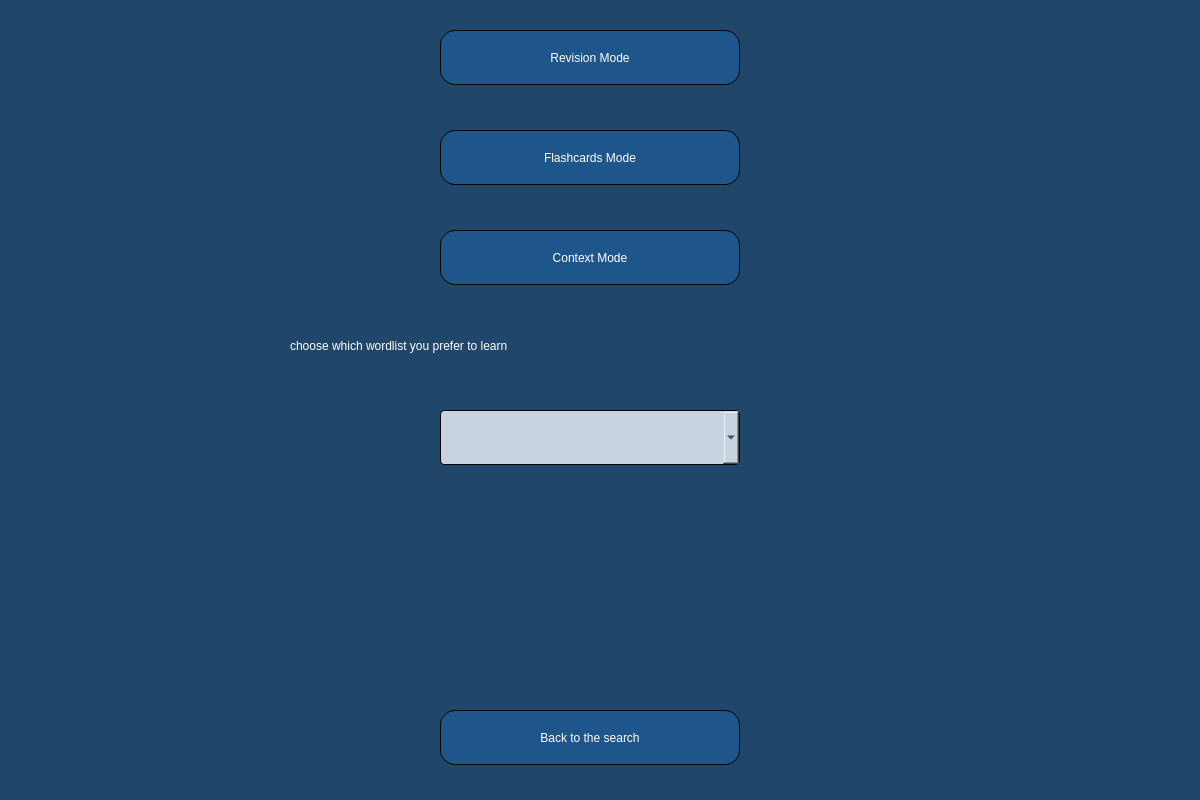
The window that WindowsGraphics/ExerciserWindow.ui (Skripkon/App-for-learning-English-LANGOD) describes before a commit, drawn with Qt 5.
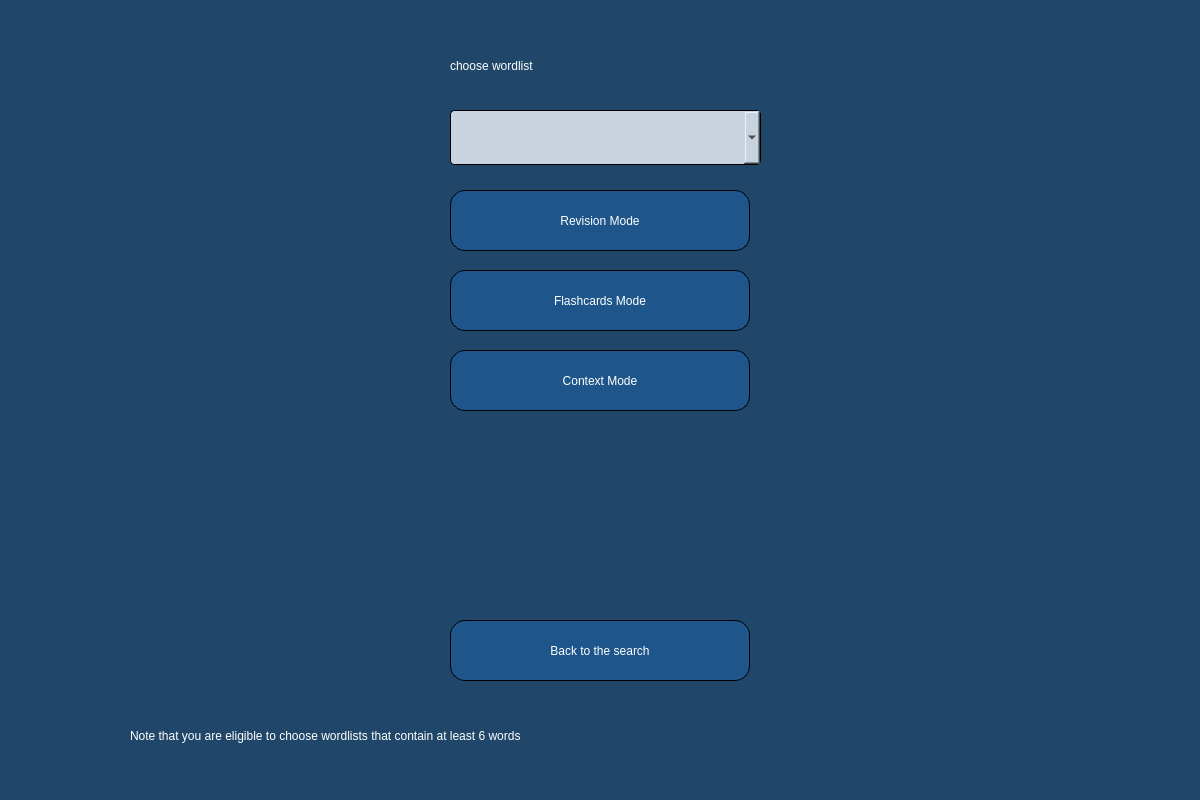
The same window after the commit.

The edit to the form file:
```diff
--- a/WindowsGraphics/ExerciserWindow.ui
+++ b/WindowsGraphics/ExerciserWindow.ui
@@ -20,10 +20,10 @@
   <widget class="QPushButton" name="revision_mode_button">
    <property name="geometry">
     <rect>
-     <x>440</x>
-     <y>30</y>
+     <x>450</x>
+     <y>190</y>
      <width>300</width>
-     <height>55</height>
+     <height>61</height>
     </rect>
    </property>
    <property name="styleSheet">
@@ -44,10 +44,10 @@
   <widget class="QPushButton" name="flashcards_mode_button">
    <property name="geometry">
     <rect>
-     <x>440</x>
-     <y>130</y>
+     <x>450</x>
+     <y>270</y>
      <width>300</width>
-     <height>55</height>
+     <height>61</height>
     </rect>
    </property>
    <property name="styleSheet">
@@ -68,10 +68,10 @@
   <widget class="QPushButton" name="context_mode_button">
    <property name="geometry">
     <rect>
-     <x>440</x>
-     <y>230</y>
+     <x>450</x>
+     <y>350</y>
      <width>300</width>
-     <height>55</height>
+     <height>61</height>
     </rect>
    </property>
    <property name="styleSheet">
@@ -92,10 +92,10 @@
   <widget class="QPushButton" name="back_to_the_search_button">
    <property name="geometry">
     <rect>
-     <x>440</x>
-     <y>710</y>
+     <x>450</x>
+     <y>620</y>
      <width>300</width>
-     <height>55</height>
+     <height>61</height>
     </rect>
    </property>
    <property name="styleSheet">
@@ -116,9 +116,9 @@
   <widget class="QComboBox" name="choose_wordlist">
    <property name="geometry">
     <rect>
-     <x>440</x>
-     <y>410</y>
-     <width>300</width>
+     <x>450</x>
+     <y>110</y>
+     <width>311</width>
      <height>55</height>
     </rect>
    </property>
@@ -139,9 +139,9 @@
   <widget class="QLabel" name="info_text">
    <property name="geometry">
     <rect>
-     <x>290</x>
-     <y>310</y>
-     <width>681</width>
+     <x>450</x>
+     <y>30</y>
+     <width>311</width>
      <height>71</height>
     </rect>
    </property>
@@ -150,7 +150,24 @@
 font: 25pt &quot;Yrsa&quot;;</string>
    </property>
    <property name="text">
-    <string>choose which wordlist you prefer to learn</string>
+    <string>choose wordlist</string>
+   </property>
+  </widget>
+  <widget class="QLabel" name="info_text_2">
+   <property name="geometry">
+    <rect>
+     <x>130</x>
+     <y>710</y>
+     <width>971</width>
+     <height>51</height>
+    </rect>
+   </property>
+   <property name="styleSheet">
+    <string notr="true">color: rgb(255, 255, 255);
+font: 20pt &quot;Yrsa&quot;;</string>
+   </property>
+   <property name="text">
+    <string>Note that you are eligible to choose wordlists that contain at least 6 words</string>
    </property>
   </widget>
  </widget>
```
Left out of the diff: 2 changed lines with no effect on the pictures.
